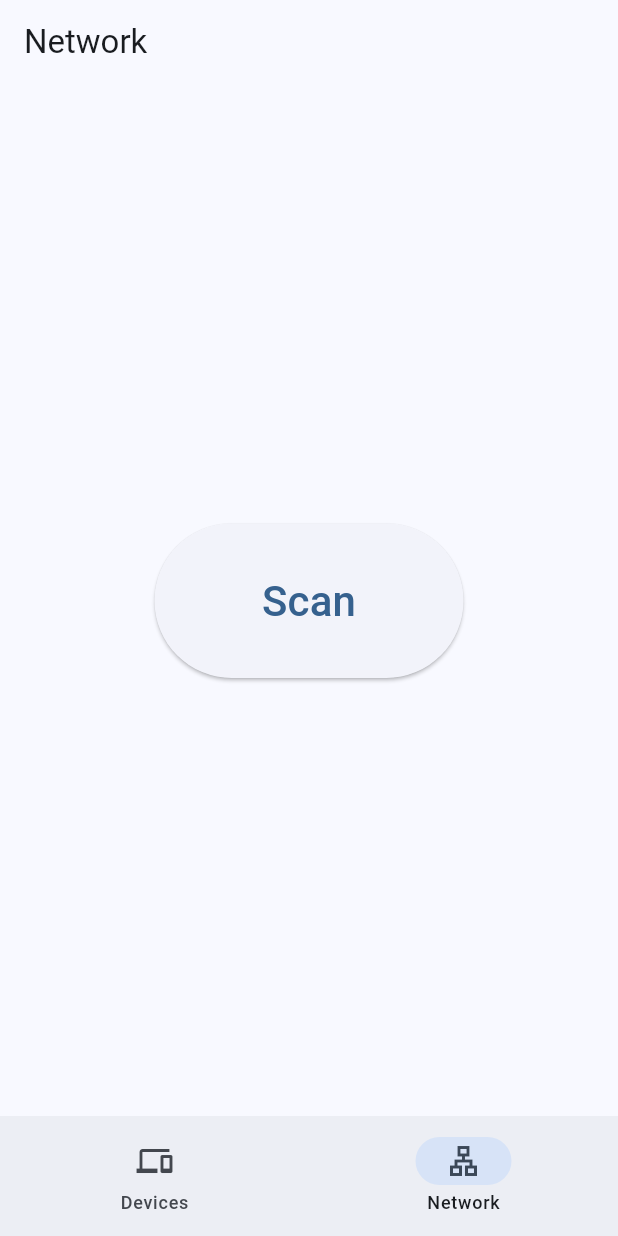
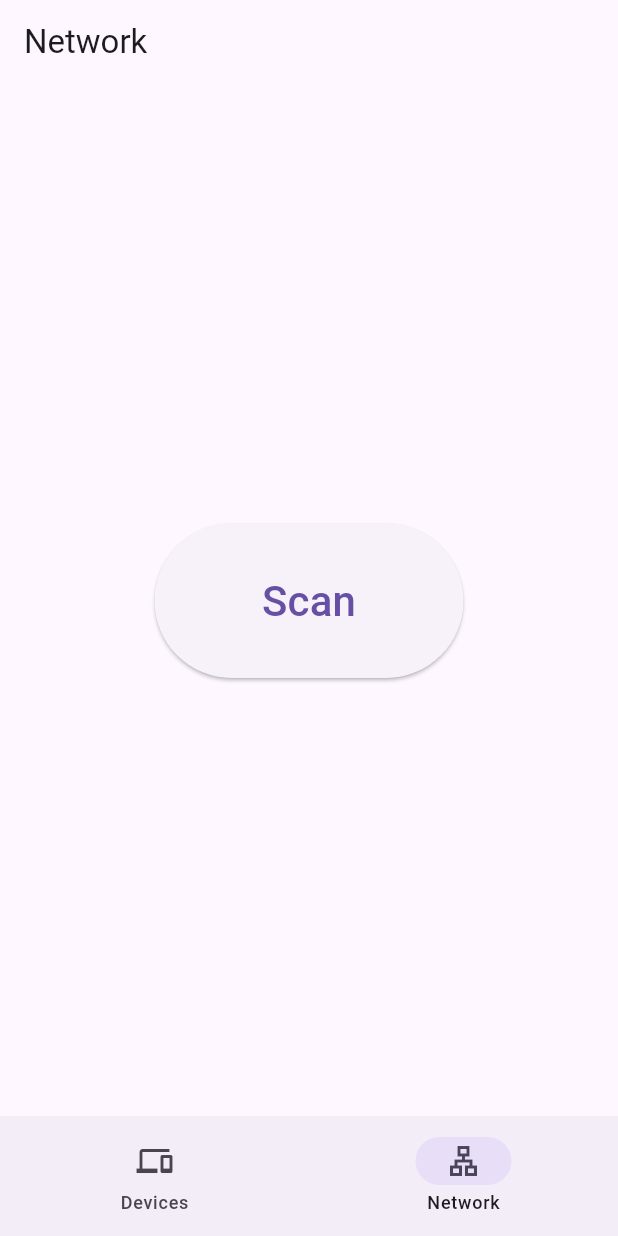
Before and after one commit to SeyitMuratKaya/wakeonlan, a Flutter app: the screen it shows after launch, item 2 of the bottom bar chosen, on a phone screen of 412 x 824 dp. Run offline on Flutter 3.47's test engine with Material 2 defaults, Android fonts, the phone set to English and light mode, and no system bars; drawn by our look-alikes of dynamic_color; our stand-ins replace convert, shared_preferences; missing offline and left inert: lan_scanner, network_info_plus.

Commit message:
add dynamic theme to android

```diff
--- a/lib/main.dart
+++ b/lib/main.dart
@@ -7,6 +7,7 @@ import 'package:wakeonlan/models/models.dart';
 import 'package:wakeonlan/pages/devices_page.dart';
 import 'package:wakeonlan/pages/network_page.dart';
 import 'package:dynamic_color/dynamic_color.dart';
+import 'dart:io' show Platform;
 
 void main() => runApp(MultiProvider(
       providers: [
@@ -21,15 +22,29 @@ class Home extends StatelessWidget {
   @override
   Widget build(BuildContext context) {
     final appTheme = Provider.of<AppTheme>(context);
+    late ColorScheme? defaultDarkColorScheme;
+    late ColorScheme? defaultLightColorScheme;
+    return DynamicColorBuilder(builder: (lightDynamic, darkDynamic) {
+      if (Platform.isIOS) {
+        defaultLightColorScheme = ColorScheme.fromSeed(
+            seedColor:
+                appTheme.customColorSelected ? appTheme.color : Colors.blue);
 
-    final defaultLightColorScheme = ColorScheme.fromSeed(
-        seedColor: appTheme.customColorSelected ? appTheme.color : Colors.blue);
+        defaultDarkColorScheme = ColorScheme.fromSeed(
+            seedColor:
+                appTheme.customColorSelected ? appTheme.color : Colors.blue,
+            brightness: Brightness.dark);
+      } else {
+        defaultLightColorScheme = appTheme.customColorSelected
+            ? ColorScheme.fromSeed(seedColor: appTheme.color)
+            : lightDynamic?.harmonized();
 
-    final defaultDarkColorScheme = ColorScheme.fromSeed(
-        seedColor: appTheme.customColorSelected ? appTheme.color : Colors.blue,
-        brightness: Brightness.dark);
+        defaultDarkColorScheme = appTheme.darkModeSelected
+            ? darkDynamic?.harmonized()
+            : ColorScheme.fromSeed(
+                seedColor: appTheme.color, brightness: Brightness.dark);
+      }
 
-    return DynamicColorBuilder(builder: (lightDynamic, darkDynamic) {
       return MaterialApp(
         title: 'WakeOnLan',
         theme: ThemeData(
@@ -68,12 +83,11 @@ class _BottomNavigationState extends State<BottomNavigation> {
 
     var wifiIP = await NetworkInfo().getWifiIP();
 
-    if(wifiIP == null) return;
+    if (wifiIP == null) return;
 
     var subnet = ipToCSubnet(wifiIP);
 
-    final stream =
-        scanner.icmpScan(subnet, progressCallback: (progress) {});
+    final stream = scanner.icmpScan(subnet, progressCallback: (progress) {});
 
     stream.listen((HostModel device) {
       debugPrint("Found host: ${device.ip}");
```
